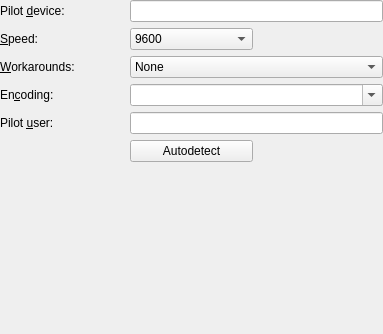
First picture: the form in kpilot/kpilot/config_page_device.ui, repository chusopr/kdepim-ktimetracker-akonadi, before the edit.
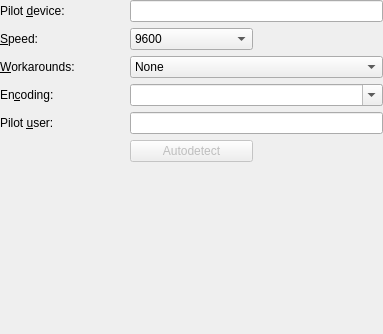
Second picture: the form after the edit.

Commit message: Disable the autodetect button as autodetection is terribly broken.

What changed in the file:
```diff
--- a/kpilot/kpilot/config_page_device.ui
+++ b/kpilot/kpilot/config_page_device.ui
@@ -183,6 +183,9 @@
    </item>
    <item row="5" column="1" >
     <widget class="QPushButton" name="fDeviceAutodetect" >
+     <property name="enabled" >
+      <bool>false</bool>
+     </property>
      <property name="whatsThis" >
       <string>&lt;qt>Click here to try to automatically detect your device, username and connection speed. KPilot will scan for attached devices.&lt;/qt></string>
      </property>
```
Left out of the diff: 3 changed lines with no effect on the pictures.
